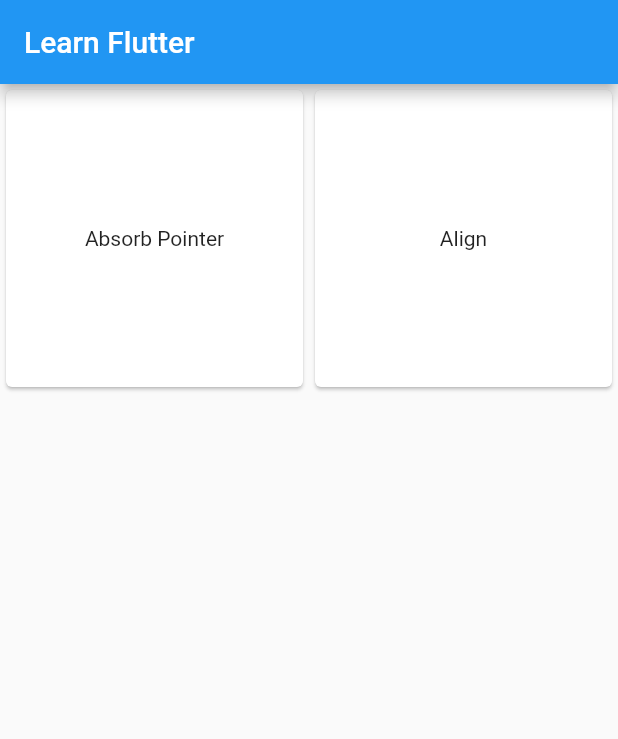
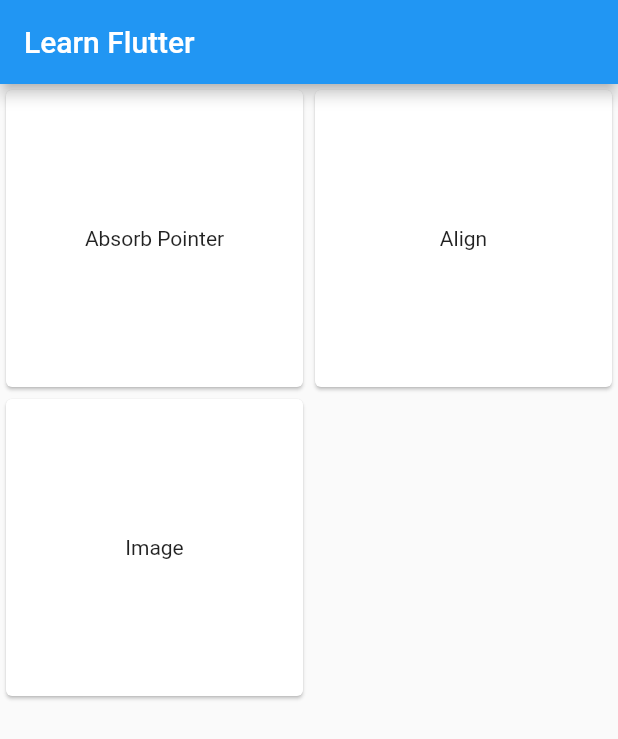
Before and after one commit to jassi-singh/flutter_learn, a Flutter app: the screen it shows after launch, on a phone screen of 412 x 824 dp. Shown: the top 739 px of the screen. Run offline on Flutter 3.47's test engine with Material 2 defaults, Android fonts, the phone set to English and light mode, and no system bars.

Commit message:
added image and absorb widget

```diff
--- a/lib/data/card_list.dart
+++ b/lib/data/card_list.dart
@@ -1,6 +1,7 @@
 import '../models/card_info_model.dart';
 import '../screens/description/widgets/absorb_pointer.dart';
 import '../screens/description/widgets/align.dart';
+import '../screens/description/widgets/image.dart';
 
 List<CardInfo> cardsList = [
   CardInfo(
@@ -13,5 +14,9 @@ List<CardInfo> cardsList = [
     routeName: LearnAlign.routeName,
     screen: Screens.learnAlign,
   ),
-
+  CardInfo(
+    title: 'Image',
+    routeName: LearnImage.routeName,
+    screen: Screens.learnImage,
+  ),
 ];
--- a/lib/models/card_info_model.dart
+++ b/lib/models/card_info_model.dart
@@ -2,6 +2,7 @@ enum Screens {
   homepage,
   learnAbsorbPointer,
   learnAlign,
+  learnImage,
 }
 
 class CardInfo {
--- a/lib/screens/homepage/homepage.dart
+++ b/lib/screens/homepage/homepage.dart
@@ -1,6 +1,6 @@
 import 'package:flutter/material.dart';
 import 'package:flutter_learn/data/card_list.dart';
-import 'package:flutter_learn/screens/description.dart';
+import 'package:flutter_learn/screens/description/description.dart';
 
 class Homepage extends StatelessWidget {
   const Homepage({Key? key}) : super(key: key);
```
Also changed, not shown: lib/main.dart (+12 -1 lines), lib/screens/description/description.dart (renamed from lib/screens/description.dart, +6 -3 lines), lib/screens/description/widgets/image.dart (added, +21 -0 lines).
